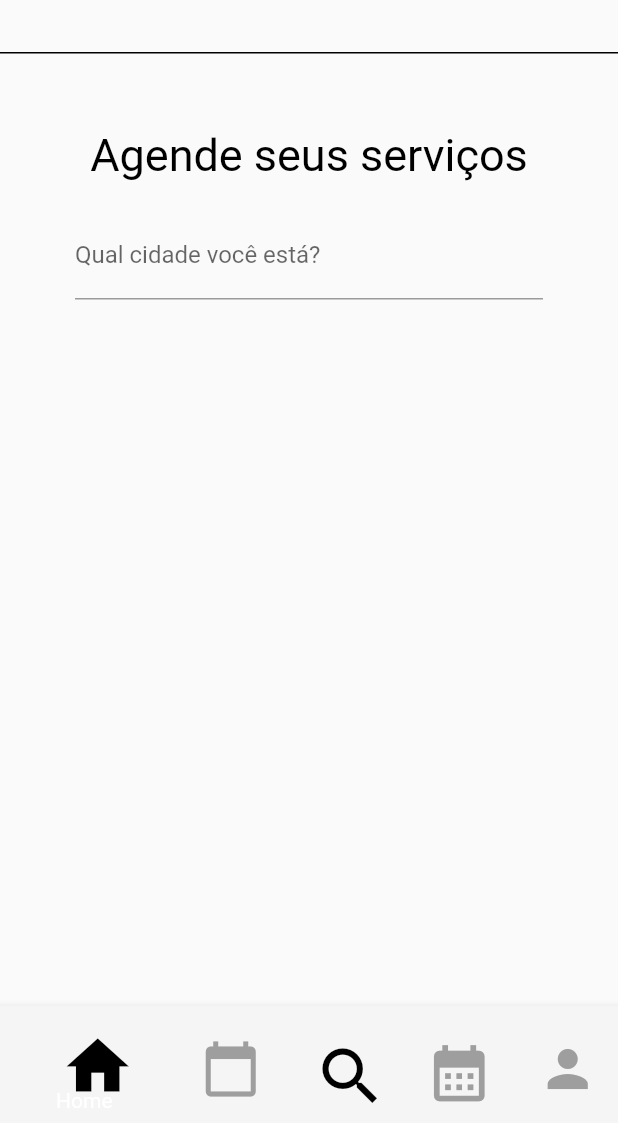
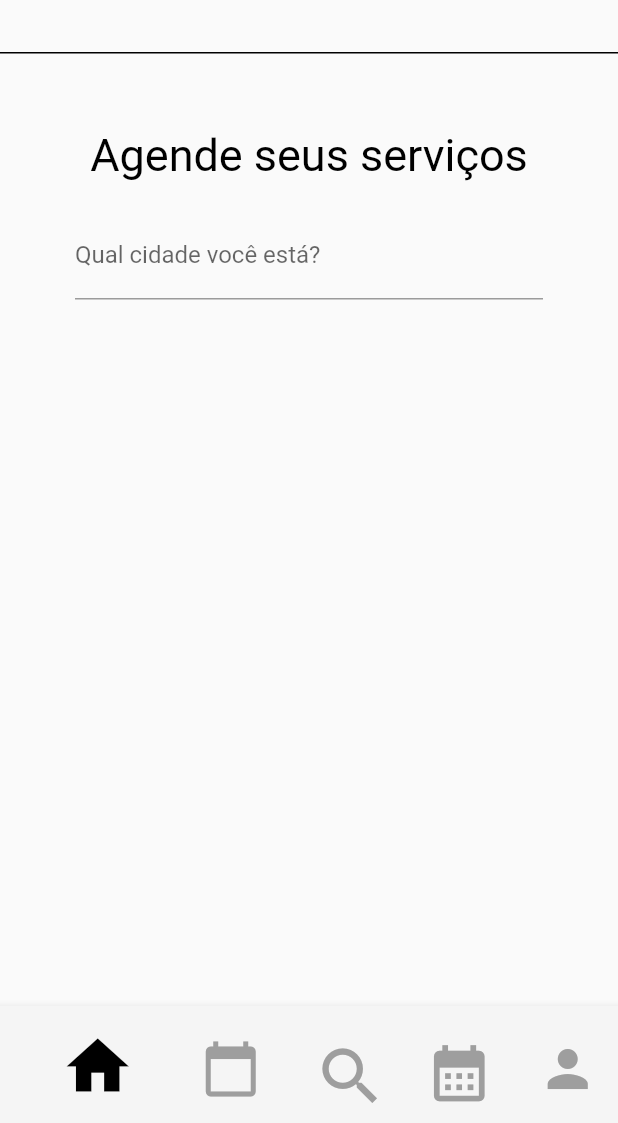
Before and after one commit to JoaoArrudaWarren/Agenda-Proway, a Flutter app: the FindService screen opened directly, on a phone screen of 412 x 824 dp, the part 113-1236 px from its top. Run offline on Flutter 3.47's test engine with Material 2 defaults, Android fonts, the phone set to English and light mode, and no system bars; our stand-ins replace table_calendar.

Commit message:
[feat] renaming files

```diff
--- a/lib/presenter/find_service/find_service.dart
+++ b/lib/presenter/find_service/find_service.dart
@@ -1,6 +1,6 @@
 import 'package:flutter/material.dart';
 
-import '../home/bottom_navigation_page.dart';
+import '../utils/bottom_navigation_page.dart';
 import '../home/widgets/line_black_infinity_home.dart';
 import '../home/widgets/padding_bar_home.dart';
 
@@ -16,7 +16,7 @@ class _FindServiceState extends State<FindService> {
   Widget build(BuildContext context) {
     return Scaffold(
       bottomNavigationBar: const BottonNavigationPage(
-        paginaAtual: "Page01()",
+        paginaAtual: "FindService()",
       ),
       body: SingleChildScrollView(
         child: Column(
@@ -52,37 +52,6 @@ class _FindServiceState extends State<FindService> {
                             decoration: InputDecoration(
                                 label: Text("Qual cidade você está?")),
                           ),
-
-                          // Container(
-                          //   width: 550,
-                          //   height: 75,
-                          //   decoration: BoxDecoration(
-                          //       color: const Color.fromARGB(255, 219, 219, 219),
-                          //       borderRadius: BorderRadius.circular(20)),
-                          //   child: Padding(
-                          //     padding: const EdgeInsets.all(1.0),
-                          //     child: Row(
-                          //       mainAxisAlignment:
-                          //           MainAxisAlignment.spaceAround,
-                          //       crossAxisAlignment: CrossAxisAlignment.center,
-                          //       children: const [
-                          //         Text(
-                          //           "Qual cidade você está?",
-                          //           style: TextStyle(
-                          //             color: Color.fromARGB(255, 124, 124, 124),
-                          //             fontSize: 30,
-                          //             fontFamily: "Sarala",
-                          //           ),
-                          //         ),
-                          //         Icon(
-                          //           Icons.location_on_rounded,
-                          //           size: 40,
-                          //           color: Color.fromARGB(255, 95, 117, 177),
-                          //         )
-                          //       ],
-                          //     ),
-                          //   ),
-                          // ),
                         ],
                       ),
                     ),
--- a/lib/presenter/page_05/page_05.dart
+++ b/lib/presenter/reservas/reservas.dart
@@ -10,13 +10,13 @@ void main() {
   runApp(
     MaterialApp(
       title: 'Weather App',
-      home: PageFive(),
+      home: Reservas(),
       debugShowCheckedModeBanner: false,
     ),
   );
 }
 
-class PageFive extends StatelessWidget {
+class Reservas extends StatelessWidget {
   @override
   Widget build(BuildContext context) {
     return Scaffold(
@@ -35,7 +35,7 @@ class PageFive extends StatelessWidget {
         ),
       ),
       bottomNavigationBar: BottonNavigationPage(
-        paginaAtual: "PageFive()",
+        paginaAtual: "Reservas()",
       ),
       body: SingleChildScrollView(
         child: Column(
--- a/lib/presenter/schedule/schedule.dart
+++ b/lib/presenter/schedule/schedule.dart
@@ -12,7 +12,9 @@ class Schedule extends StatelessWidget {
   @override
   Widget build(BuildContext context) {
     return Scaffold(
-      bottomNavigationBar:  const BottonNavigationPage(paginaAtual: 'Page04()',),
+      bottomNavigationBar: const BottonNavigationPage(
+        paginaAtual: 'Schedule()',
+      ),
       //appBar: AppBar(),
       appBar: AppBar(
         backgroundColor: const Color.fromARGB(229, 229, 229, 229),
--- a/lib/presenter/home/bottom_navigation_page.dart
+++ b/lib/presenter/utils/bottom_navigation_page.dart
@@ -1,8 +1,9 @@
 import 'package:agenda_warren/presenter/agenda/agenda.dart';
 import 'package:flutter/material.dart';
+import '../explorer/explorer.dart';
 import '../find_service/find_service.dart';
 import '../schedule/schedule.dart';
-import '../page_05/page_05.dart';
+import '../reservas/reservas.dart';
 
 class BottonNavigationPage extends StatelessWidget {
   final String paginaAtual;
@@ -32,10 +33,10 @@ class BottonNavigationPage extends StatelessWidget {
               Icons.home,
               size: 50,
             ),
-            color: paginaAtual == "Page01()" ? Colors.black : Colors.grey,
+            color: paginaAtual == "FindService()" ? Colors.black : Colors.grey,
             hoverColor: Colors.grey.shade300,
           ),
-          label: 'Home',
+          label: '',
           backgroundColor: Colors.grey.shade100,
         ),
         BottomNavigationBarItem(
@@ -44,7 +45,7 @@ class BottonNavigationPage extends StatelessWidget {
               Navigator.of(context).push(
                 MaterialPageRoute(
                   builder: ((context) {
-                    return PageFive();
+                    return Reservas();
                   }),
                 ),
               );
@@ -53,10 +54,10 @@ class BottonNavigationPage extends StatelessWidget {
               Icons.calendar_today,
               size: 40,
             ),
-            color: paginaAtual == "PageFive()" ? Colors.black : Colors.grey,
+            color: paginaAtual == "Reservas()" ? Colors.black : Colors.grey,
             hoverColor: Colors.grey.shade300,
           ),
-          label: 'Calendar',
+          label: 'Reservs',
           backgroundColor: Colors.white,
         ),
         BottomNavigationBarItem(
@@ -65,7 +66,7 @@ class BottonNavigationPage extends StatelessWidget {
               Navigator.of(context).push(
                 MaterialPageRoute(
                   builder: ((context) {
-                    return const FindService();
+                    return const Explorer();
                   }),
                 ),
               );
@@ -73,7 +74,7 @@ class BottonNavigationPage extends StatelessWidget {
             icon: Icon(
               Icons.search,
               size: 50,
-              color: paginaAtual == "Page01()" ? Colors.black : Colors.grey,
+              color: paginaAtual == "Explorer()" ? Colors.black : Colors.grey,
             ),
             hoverColor: Colors.grey.shade300,
           ),
@@ -115,7 +116,7 @@ class BottonNavigationPage extends StatelessWidget {
             icon: Icon(
               Icons.person,
               size: 40,
-              color: paginaAtual == "Page03()" ? Colors.black : Colors.grey,
+              color: paginaAtual == "Agenda()" ? Colors.black : Colors.grey,
             ),
             hoverColor: Colors.grey.shade300,
           ),
```
Also changed, not shown: lib/presenter/explorer/explorer.dart (+7 -1 lines).
